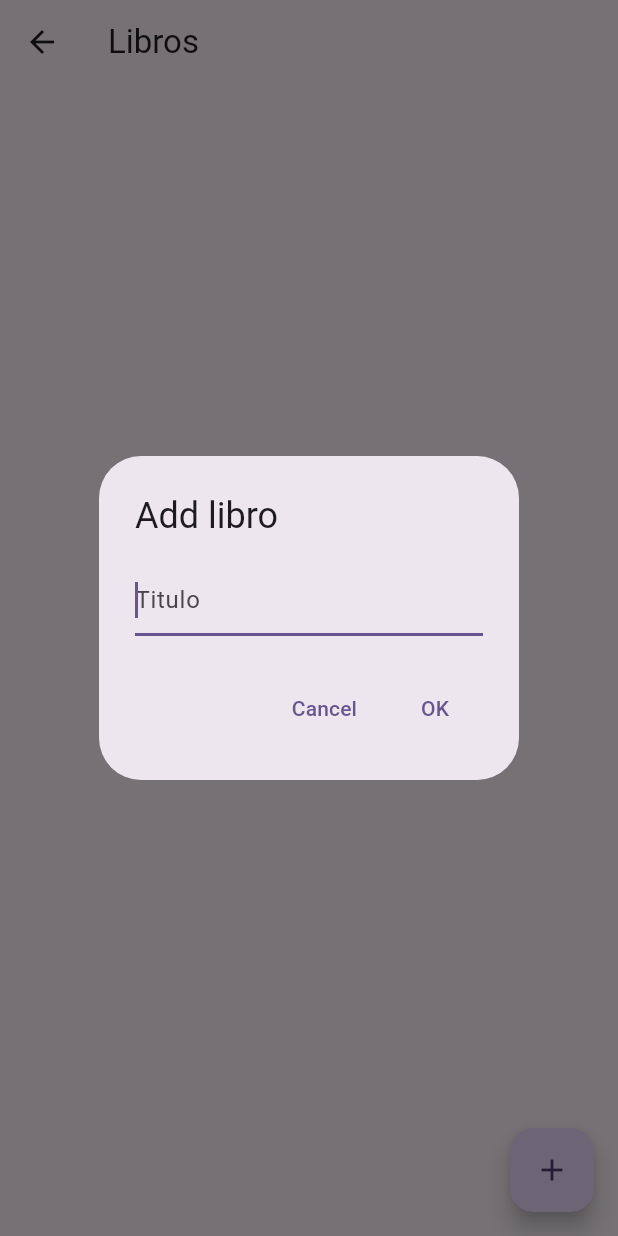
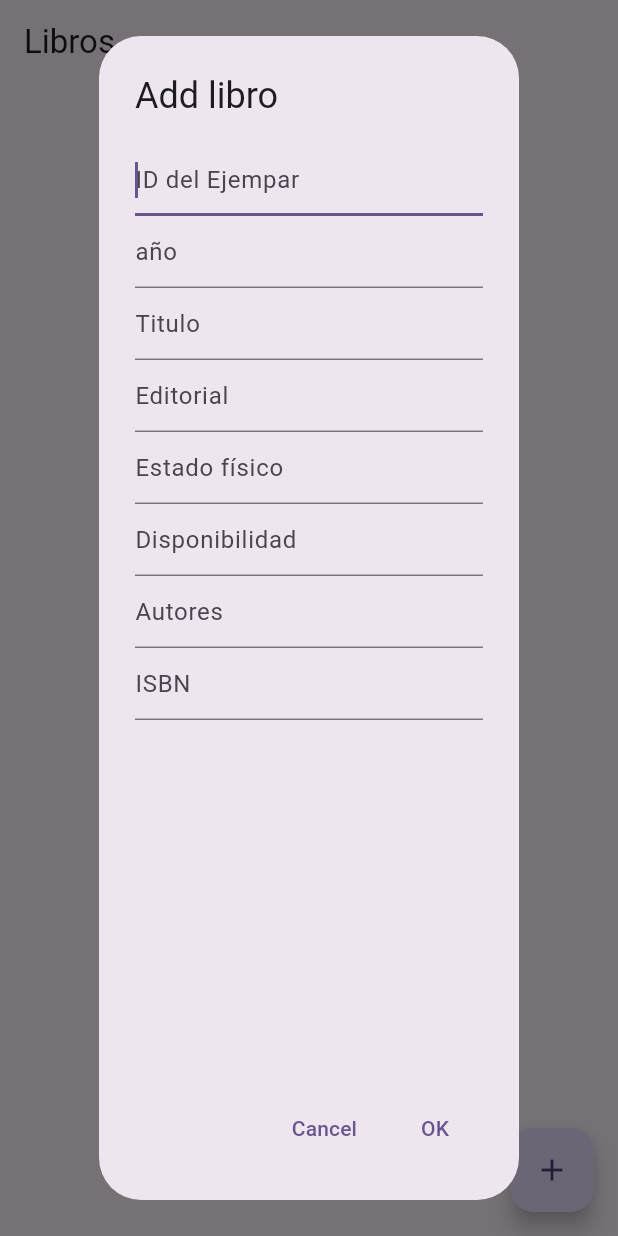
Before and after one commit to DiegoGit35/biblio, a Flutter app: the LibrosPage screen opened directly, after a tap on the "add" icon, on a phone screen of 412 x 824 dp. Run offline on Flutter 3.47's test engine with Material 3 defaults, Android fonts, the phone set to English and light mode, and no system bars; our stand-ins replace sqflite; accounts and stored records are empty.

Commit message:
didn't work

```diff
--- a/lib/main.dart
+++ b/lib/main.dart
@@ -1,3 +1,4 @@
+import 'package:biblio/view/libros_page.dart';
 import 'package:flutter/material.dart';
 
 void main() {
@@ -31,7 +32,7 @@ class MyApp extends StatelessWidget {
         colorScheme: ColorScheme.fromSeed(seedColor: Colors.deepPurple),
         useMaterial3: true,
       ),
-      home: const MyHomePage(title: 'Flutter Demo Home Page'),
+      home: const LibrosPage(),
     );
   }
 }
--- a/lib/model/libro.dart
+++ b/lib/model/libro.dart
@@ -1,13 +1,8 @@
 class Libro {
-  final String idEjemplar,
-      editorial,
-      titulo,
-      estadoFisico,
-      disponibilidad,
-      autores;
+  String idEjemplar, editorial, titulo, estadoFisico, disponibilidad, autores;
   final String? fechaRegistro, fechaBaja;
-  final int isbn, anio;
-  final int idLibro;
+  int isbn, anio;
+  int idLibro;
 
   Libro({
     required this.idLibro,
--- a/lib/view/libros_page.dart
+++ b/lib/view/libros_page.dart
@@ -33,24 +33,85 @@ class _LibrosPageState extends State<LibrosPage> {
         appBar: AppBar(
           title: const Text('Libros '),
         ),
+        body: FutureBuilder<List<Libro>>(
+          builder: (context, snapshot) {
+            if (snapshot.connectionState == ConnectionState.waiting) {
+              return const Center(child: CircularProgressIndicator());
+            } else {
+              final libros = snapshot.data!;
+
+              return libros.isEmpty
+                  ? const Center(
+                      child: Text(
+                      "No hay libros",
+                      style:
+                          TextStyle(fontWeight: FontWeight.bold, fontSize: 28),
+                    ))
+                  : ListView.separated(
+                      separatorBuilder: (context, index) => const SizedBox(
+                        height: 12,
+                      ),
+                      itemCount: libros.length,
+                      itemBuilder: (context, index) {
+                        final libro = libros[index];
+
+                        return ListTile(
+                          title: Text(
+                            libro.titulo,
+                            style: const TextStyle(fontSize: 8),
+                          ),
+                          subtitle: Text(libro.editorial),
+                          trailing: IconButton(
+                            onPressed: () async {
+                              // await libroDB.delete(libro.idLibro);
+                              fetchLibros();
+                            },
+                            icon: const Icon(
+                              Icons.delete,
+                              color: Colors.red,
+                            ),
+                          ),
+                          onTap: () {
+                            showDialog(
+                              context: context,
+                              builder: (context) => CreateLibroWidget(
+                                libro: libro,
+                                onSubmit: (libro) async {
+                                  await libroDB.update(
+                                      idLibro: libro!.idLibro,
+                                      titulo: libro.titulo);
+                                  fetchLibros();
+                                  if (!mounted) return;
+                                  Navigator.of(context).pop();
+                                },
+                              ),
+                            );
+                          },
+                        );
+                      },
+                    );
+            }
+          },
+          future: futureLibros,
+        ),
         floatingActionButton: FloatingActionButton(
           child: const Icon(Icons.add),
           onPressed: () {
             showDialog(
               context: context,
               builder: (_) => CreateLibroWidget(
-                onSubmit: (title) async {
+                onSubmit: (libro) async {
                   await libroDB.create(
-                      idLibro: idLibro,
-                      idEjemplar: idEjemplar,
-                      anio: anio,
-                      titulo: titulo,
-                      editorial: editorial,
-                      estadoFisico: estadoFisico,
-                      disponibilidad: disponibilidad,
-                      autores: autores,
-                      isbn: isbn,
-                      fechaRegistro: fechaRegistro);
+                      idLibro: libro!.idLibro,
+                      idEjemplar: libro.idEjemplar,
+                      anio: libro.anio,
+                      titulo: libro.titulo,
+                      editorial: libro.editorial,
+                      estadoFisico: libro.estadoFisico,
+                      disponibilidad: libro.disponibilidad,
+                      autores: libro.autores,
+                      isbn: libro.isbn,
+                      fechaRegistro: libro.fechaRegistro);
                   if (!mounted) return;
                   fetchLibros();
                   Navigator.of(context).pop();
--- a/lib/widget/create_libro_widget.dart
+++ b/lib/widget/create_libro_widget.dart
@@ -1,10 +1,9 @@
 import 'package:biblio/model/libro.dart';
 import 'package:flutter/material.dart';
-import 'package:flutter/widgets.dart';
 
 class CreateLibroWidget extends StatefulWidget {
   final Libro? libro;
-  final ValueChanged<String> onSubmit;
+  final ValueChanged<Libro?> onSubmit;
 
   const CreateLibroWidget({
     Key? key,
@@ -34,14 +33,95 @@ class _CreateLibroWidgetState extends State<CreateLibroWidget> {
       title: Text(isEditing ? 'Edit libro' : 'Add libro'),
       content: Form(
           key: formKey,
-        child: TextFormField(
+          child: Column(
+            crossAxisAlignment: CrossAxisAlignment.start,
+            children: <Widget>[
+              TextFormField(
+                autofocus: true,
+                controller: controller,
+                decoration: const InputDecoration(hintText: 'ID del Ejempar'),
+                validator: (value) =>
+                    value != null && value.isEmpty ? 'ID is required' : null,
+                onSaved: (idEjemplar) {
+                  widget.libro?.idEjemplar = idEjemplar!;
+                },
+              ),
+              TextFormField(
+                autofocus: true,
+                controller: controller,
+                decoration: const InputDecoration(hintText: 'año'),
+                validator: (value) =>
+                    value != null && value.isEmpty ? 'Año is required' : null,
+                onSaved: (anio) {
+                  widget.libro?.anio = anio as int;
+                },
+              ),
+              TextFormField(
                 autofocus: true,
                 controller: controller,
                 decoration: const InputDecoration(hintText: 'Titulo'),
                 validator: (value) =>
                     value != null && value.isEmpty ? 'Title is required' : null,
+                onSaved: (titulo) {
+                  widget.libro?.titulo = titulo!;
+                },
               ),
+              TextFormField(
+                autofocus: true,
+                controller: controller,
+                decoration: const InputDecoration(hintText: 'Editorial'),
+                validator: (value) => value != null && value.isEmpty
+                    ? 'Editorial is required'
+                    : null,
+                onSaved: (editorial) {
+                  widget.libro?.editorial = editorial!;
+                },
               ),
+              TextFormField(
+                autofocus: true,
+                controller: controller,
+                decoration: const InputDecoration(hintText: 'Estado físico'),
+                validator: (value) => value != null && value.isEmpty
+                    ? 'Estado fisico is required'
+                    : null,
+                onSaved: (estadoFisico) {
+                  widget.libro?.estadoFisico = estadoFisico!;
+                },
+              ),
+              TextFormField(
+                autofocus: true,
+                controller: controller,
+                decoration: const InputDecoration(hintText: 'Disponibilidad'),
+                validator: (value) => value != null && value.isEmpty
+                    ? 'Disponibilidad is required'
+                    : null,
+                onSaved: (disponibilidad) {
+                  widget.libro?.disponibilidad = disponibilidad!;
+                },
+              ),
+              TextFormField(
+                autofocus: true,
+                controller: controller,
+                decoration: const InputDecoration(hintText: 'Autores'),
+                validator: (value) => value != null && value.isEmpty
+                    ? 'Autores is required'
+                    : null,
+                onSaved: (autores) {
+                  widget.libro?.autores = autores!;
+                },
+              ),
+              TextFormField(
+                autofocus: true,
+                controller: controller,
+                decoration: const InputDecoration(hintText: 'ISBN'),
+                validator: (value) =>
+                    value != null && value.isEmpty ? 'ISBN is required' : null,
+                onSaved: (isbn) {
+                  widget.libro?.isbn = isbn! as int;
+                },
+              ),
+            ],
+          )),
       actions: [
         TextButton(
           onPressed: () => Navigator.pop(context),
@@ -50,7 +130,7 @@ class _CreateLibroWidgetState extends State<CreateLibroWidget> {
         TextButton(
           onPressed: () {
             if (formKey.currentState!.validate()) {
-              widget.onSubmit(controller.text);
+              widget.onSubmit(widget.libro);
             }
           },
           child: const Text('OK'),
```
Also changed, not shown: lib/database/biblioteca_db.dart (+6 -5 lines), lib/model/repositorio.dart (deleted, +0 -21 lines). Lines whose indentation alone changed are shown as unchanged.
